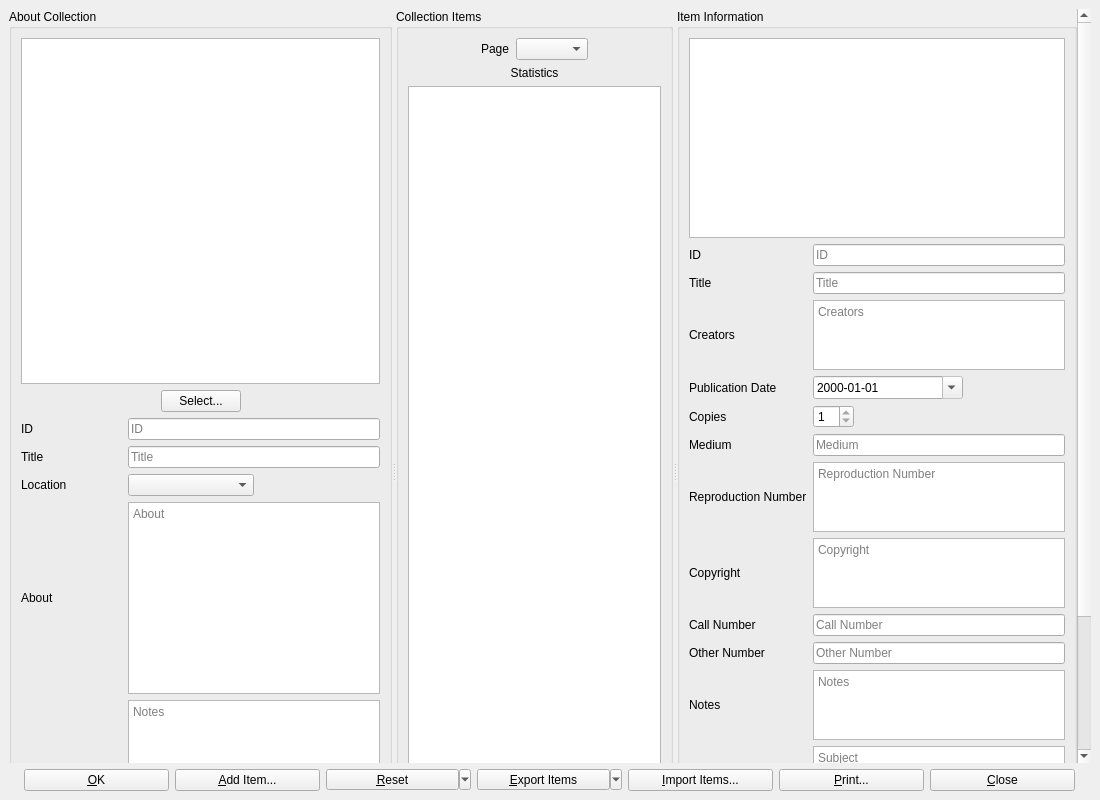
Before: the Qt Designer form UI/biblioteq_photographinfo.ui in textbrowser/biblioteq, drawn with Qt 5.
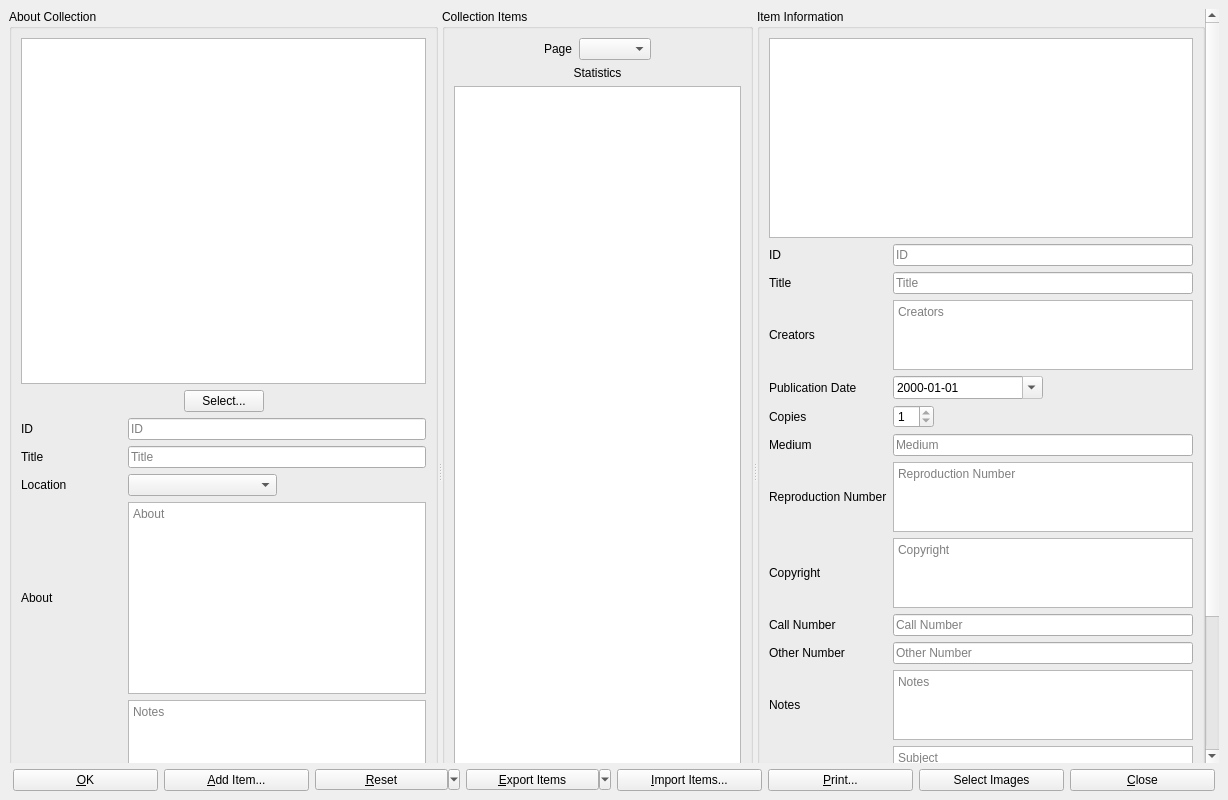
After: the same form once the commit is applied. Icons and pictures are not drawn. Custom widgets are drawn as their Qt base class.

Commit message: Select-all in photograph collections.

Patch:
```diff
--- a/UI/biblioteq_photographinfo.ui
+++ b/UI/biblioteq_photographinfo.ui
@@ -6,7 +6,7 @@
    <rect>
     <x>0</x>
     <y>0</y>
-    <width>1100</width>
+    <width>1228</width>
     <height>800</height>
    </rect>
   </property>
@@ -32,7 +32,7 @@
         <rect>
          <x>0</x>
          <y>-404</y>
-         <width>1067</width>
+         <width>1195</width>
          <height>1146</height>
         </rect>
        </property>
@@ -796,6 +796,19 @@
         </property>
        </widget>
       </item>
+      <item>
+       <widget class="QPushButton" name="selectAllButton">
+        <property name="minimumSize">
+         <size>
+          <width>145</width>
+          <height>0</height>
+         </size>
+        </property>
+        <property name="text">
+         <string>Select Images</string>
+        </property>
+       </widget>
+      </item>
       <item>
        <widget class="QPushButton" name="cancelButton">
         <property name="minimumSize">
```
Left out of the diff: 1 changed line with no effect on the pictures. The commit also changes 5 other files.
